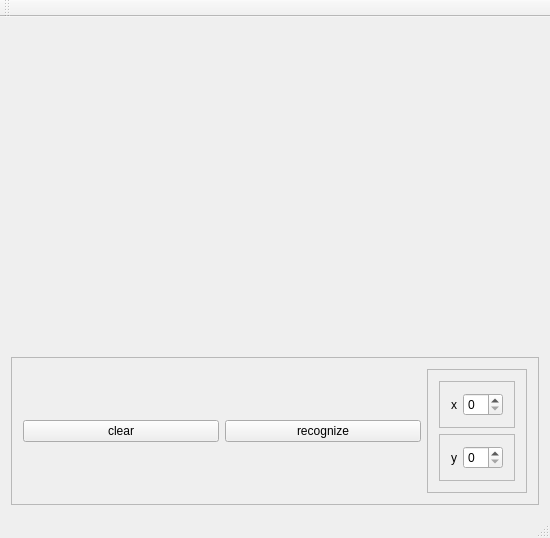
Qt form DiagramRecognizer/diagramrecognizer.ui (qreal/tools) before a commit.
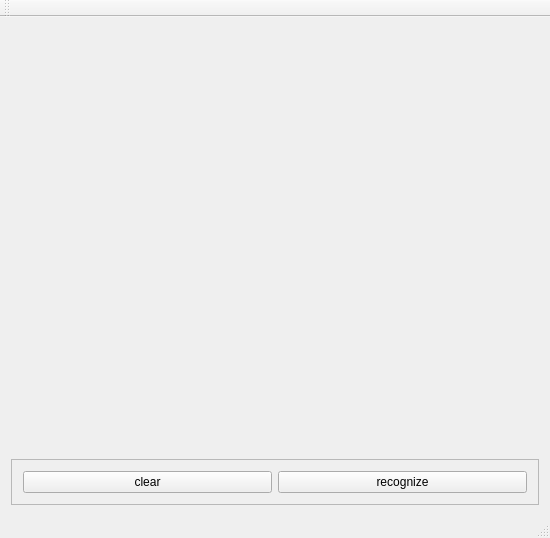
The same form after that commit.

Diff of the .ui file:
```diff
--- a/DiagramRecognizer/diagramrecognizer.ui
+++ b/DiagramRecognizer/diagramrecognizer.ui
@@ -51,82 +51,6 @@
          </property>
         </widget>
        </item>
-       <item>
-        <widget class="QFrame" name="frame_2">
-         <property name="maximumSize">
-          <size>
-           <width>100</width>
-           <height>16777215</height>
-          </size>
-         </property>
-         <property name="frameShape">
-          <enum>QFrame::StyledPanel</enum>
-         </property>
-         <property name="frameShadow">
-          <enum>QFrame::Raised</enum>
-         </property>
-         <layout class="QVBoxLayout" name="verticalLayout_2">
-          <item>
-           <widget class="QFrame" name="frame_3">
-            <property name="frameShape">
-             <enum>QFrame::StyledPanel</enum>
-            </property>
-            <property name="frameShadow">
-             <enum>QFrame::Raised</enum>
-            </property>
-            <layout class="QHBoxLayout" name="horizontalLayout_2">
-             <item>
-              <widget class="QLabel" name="label">
-               <property name="text">
-                <string>x</string>
-               </property>
-              </widget>
-             </item>
-             <item>
-              <widget class="QSpinBox" name="heightBox">
-               <property name="maximumSize">
-                <size>
-                 <width>50</width>
-                 <height>16777215</height>
-                </size>
-               </property>
-              </widget>
-             </item>
-            </layout>
-           </widget>
-          </item>
-          <item>
-           <widget class="QFrame" name="frame_4">
-            <property name="frameShape">
-             <enum>QFrame::StyledPanel</enum>
-            </property>
-            <property name="frameShadow">
-             <enum>QFrame::Raised</enum>
-            </property>
-            <layout class="QHBoxLayout" name="horizontalLayout_3">
-             <item>
-              <widget class="QLabel" name="label_2">
-               <property name="text">
-                <string>y</string>
-               </property>
-              </widget>
-             </item>
-             <item>
-              <widget class="QSpinBox" name="widthBox">
-               <property name="maximumSize">
-                <size>
-                 <width>50</width>
-                 <height>16777215</height>
-                </size>
-               </property>
-              </widget>
-             </item>
-            </layout>
-           </widget>
-          </item>
-         </layout>
-        </widget>
-       </item>
       </layout>
      </widget>
     </item>
```
